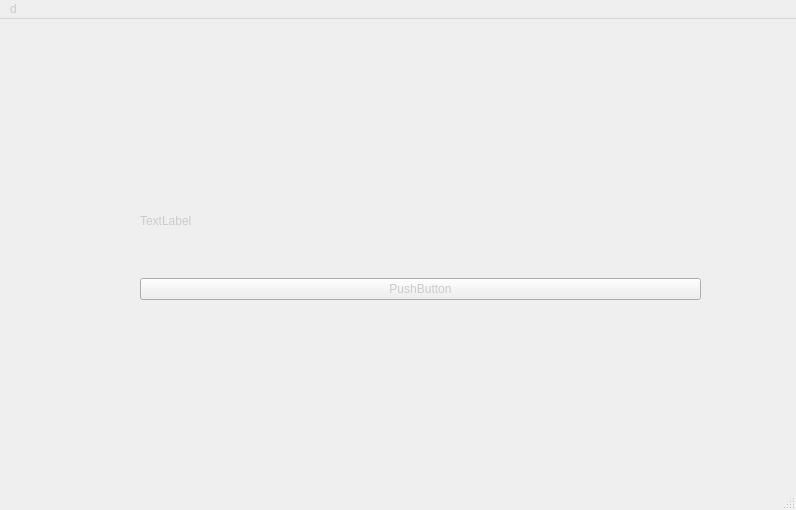
Old version of the form ui.ui in the repository SootDan/StudyTime.
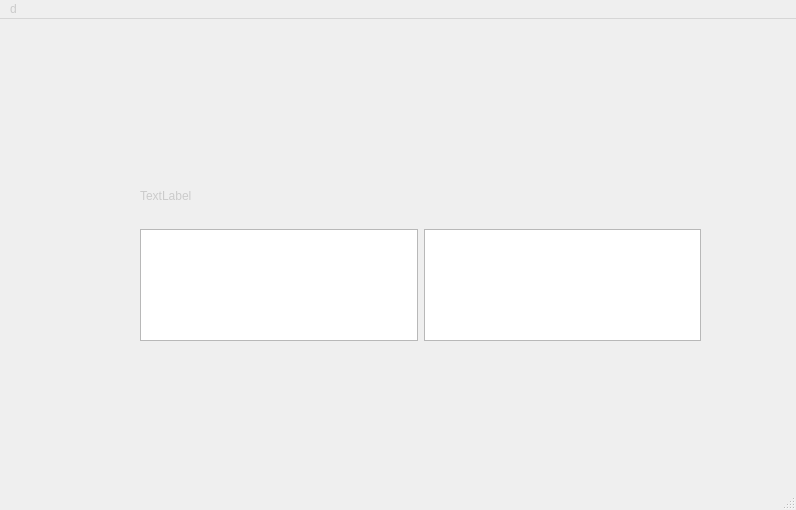
New version of the form.

Patch:
```diff
--- a/ui.ui
+++ b/ui.ui
@@ -25,7 +25,7 @@
       <x>140</x>
       <y>170</y>
       <width>561</width>
-      <height>111</height>
+      <height>152</height>
      </rect>
     </property>
     <layout class="QVBoxLayout" name="verticalLayout">
@@ -50,11 +50,18 @@
       </spacer>
      </item>
      <item>
-      <widget class="QPushButton" name="pushButton">
-       <property name="text">
-        <string>PushButton</string>
-       </property>
-      </widget>
+      <layout class="QHBoxLayout" name="horizontalLayout">
+       <item>
+        <widget class="QGraphicsView" name="graphicsView_2"/>
+       </item>
+       <item>
+        <widget class="QGraphicsView" name="graphicsView">
+         <property name="autoFillBackground">
+          <bool>false</bool>
+         </property>
+        </widget>
+       </item>
+      </layout>
      </item>
     </layout>
    </widget>
```
Left out of the diff: 2 changed lines with no effect on the pictures.
